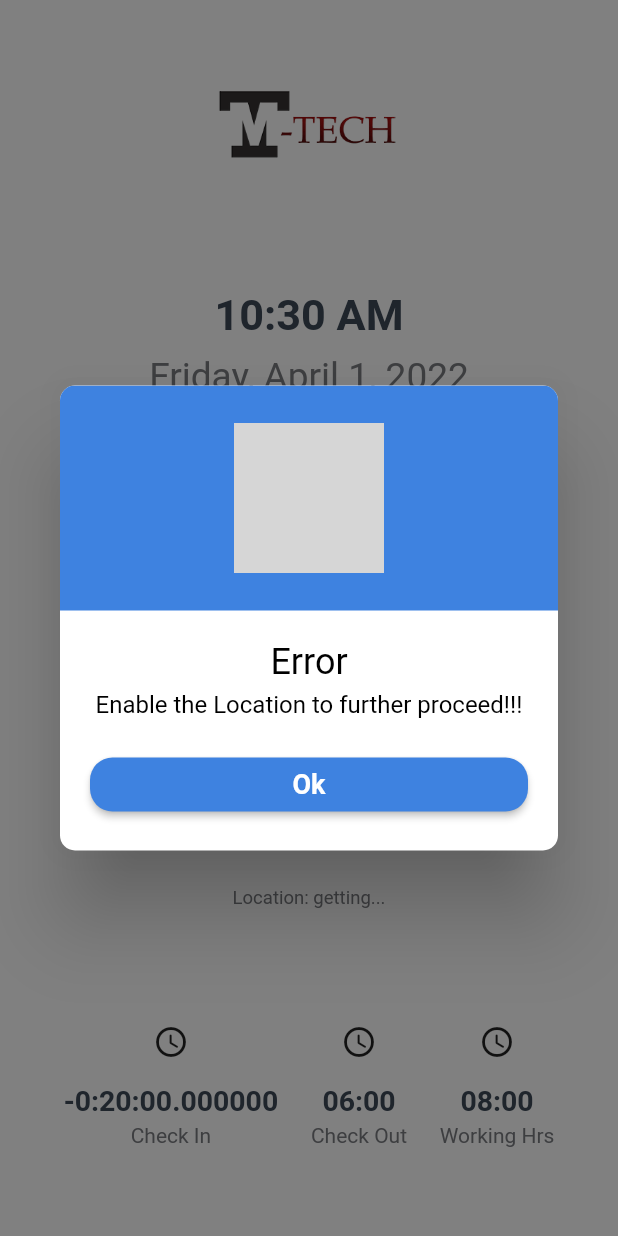
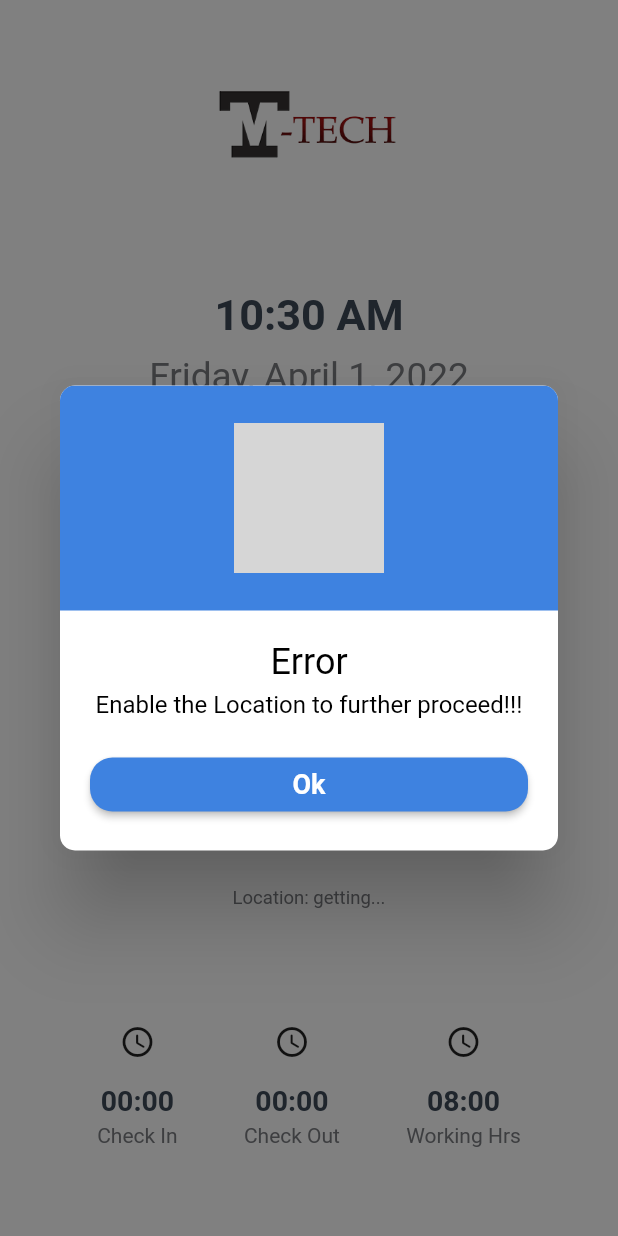
Before and after one commit to naqeeb9a/m-tech-attendance, a Flutter app: the HomePage screen opened directly, after a tap on "CHECK IN", on a phone screen of 412 x 824 dp. Run offline on Flutter 3.47's test engine with Material 2 defaults, Android fonts, the phone set to English and light mode, and no system bars; drawn by our look-alikes of lottie; our stand-ins replace cool_alert, date_time_picker, dropdown_button2, email_validator, geocoding, geolocator and 3 more; missing offline and left inert: dialogs, qr_code_scanner; accounts and stored records are empty; project files that could hold a hidden picture were left out; grey boxes are pictures that could not be loaded.

Commit message:
Hassan ~ backend conditions of time

```diff
--- a/lib/app screens/bottom nav screens/home.dart
+++ b/lib/app screens/bottom nav screens/home.dart
@@ -57,25 +57,6 @@ class _HomePageState extends State<HomePage> {
     getLocation();
   }
 
-  var format = DateFormat("HH:mm");
-
-  timeDifference() {
-    return format
-        .parse(
-            DateFormat('EEEE').format(DateTime.now()).toString() == "Saturday"
-                ? "12:00"
-                : "14:00")
-        .difference(
-            format.parse(DateFormat('HH:mm').format(DateTime.now()).toString()))
-        .inMinutes;
-  }
-
-  minutesDifference(time) {
-    return format
-        .parse(DateFormat('HH:mm').format(DateTime.now()).toString())
-        .difference(format.parse(time));
-  }
-
   @override
   Widget build(BuildContext context) {
     return SafeArea(
@@ -125,12 +106,12 @@ class _HomePageState extends State<HomePage> {
                         await getLocation();
                       });
                     } else {
-                      if (timeDifference() <= 0
+                      if (timeDifference() <= 0 || checkInTime != "00:00"
                           ? minutesDifference("18:00").inMinutes < 0
                           : minutesDifference("10:00").inMinutes > 0) {
                         warningAlert(
                             context,
-                            timeDifference() <= 0
+                            (timeDifference() <= 0 || checkInTime != "00:00")
                                 ? "You are going ${minutesDifference("18:00").toString().substring(0, minutesDifference("18:00").toString().length - 10)} Hours Earlier!!!"
                                 : "You arrived ${minutesDifference("10:00").toString().substring(0, minutesDifference("10:00").toString().length - 10)} Hours Late!!!",
                             function: () {
@@ -150,7 +131,8 @@ class _HomePageState extends State<HomePage> {
                       gradient: LinearGradient(
                         begin: Alignment.topRight,
                         end: Alignment.bottomLeft,
-                        colors: timeDifference() <= 0
+                        colors:
+                            (timeDifference() <= 0 || checkInTime != "00:00")
                                 ? [
                                     AppColors.customPurple,
                                     AppColors.customPink,
@@ -179,7 +161,9 @@ class _HomePageState extends State<HomePage> {
                         ),
                         text(
                           context,
-                          timeDifference() <= 0 ? "CHECK OUT" : "CHECK IN",
+                          (timeDifference() <= 0 || checkInTime != "00:00")
+                              ? "CHECK OUT"
+                              : "CHECK IN",
                           .04,
                           AppColors.customWhite,
                         ),
@@ -200,15 +184,19 @@ class _HomePageState extends State<HomePage> {
                   children: [
                     timeCard(
                       context,
-                        format
-                            .parse(DateFormat('HH:mm')
-                                .format(DateTime.now())
-                                .toString())
-                            .difference(format.parse("10:50"))
-                            .toString(),
-                        "Check In"),
-                    timeCard(context, "06:00", "Check Out"),
-                    timeCard(context, "08:00", "Working Hrs"),
+                      checkInTime,
+                      "Check In",
+                    ),
+                    timeCard(
+                      context,
+                      checkOutTime,
+                      "Check Out",
+                    ),
+                    timeCard(
+                      context,
+                      "08:00",
+                      "Working Hrs",
+                    ),
                   ],
                 ),
               ],
--- a/lib/app screens/qr_screen.dart
+++ b/lib/app screens/qr_screen.dart
@@ -61,6 +61,14 @@ class _QRScreenState extends State<QRScreen> {
             long.toStringAsFixed(2) == data['long'].toStringAsFixed(2)) {
           if (DateFormat('HH:mm').format(DateTime.now()) == data['id']) {
             if (response.toString() == "ok") {
+              setState(() {
+                (timeDifference() <= 0 || checkInTime != "00:00")
+                    ? checkOutTime =
+                        DateFormat('hh:mm a').format(DateTime.now()).toString()
+                    : checkInTime =
+                        DateFormat('hh:mm a').format(DateTime.now()).toString();
+              });
+
               CustomRoutes().pop(context);
               successAlert(context, "Attendance Marked Successfully!!!");
             } else {
--- a/lib/utils/constants.dart
+++ b/lib/utils/constants.dart
@@ -1,22 +1,35 @@
+import 'package:intl/intl.dart';
+
 bool obscureText = true;
 dynamic userData = [];
-dynamic checkInTime = "";
-dynamic checkOutTime = "";
+dynamic checkInTime = "00:00";
+dynamic checkOutTime = "00:00";
 
 String baseUrl = "employee.mtechtesting.com";
 String version = "api/";
 String login = "login";
 String markAttendanceApi = "checkin";
 
-
-dynamic  lat,long;
+dynamic lat, long;
 dynamic headers = {
   'Content-Type': 'application/json',
   'Accept': 'application/json',
 };
 
-dynamic authHeaders = {
-  'Content-Type': 'application/json',
-  'Accept': 'application/json',
-  // 'Authorization': 'Bearer ${userData["token"]}',
-};
+var format = DateFormat("HH:mm");
+
+timeDifference() {
+  return format
+      .parse(DateFormat('EEEE').format(DateTime.now()).toString() == "Saturday"
+          ? "12:00"
+          : "14:00")
+      .difference(
+          format.parse(DateFormat('HH:mm').format(DateTime.now()).toString()))
+      .inMinutes;
+}
+
+minutesDifference(time) {
+  return format
+      .parse(DateFormat('HH:mm').format(DateTime.now()).toString())
+      .difference(format.parse(time));
+}
```
Lines whose indentation alone changed are shown as unchanged.
